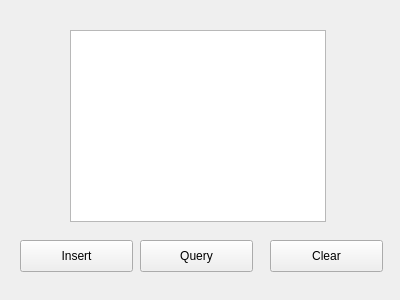
gzxultra/EmbeddedNavigationSystem, file testSQL2-src/widget.ui: the form before one commit.
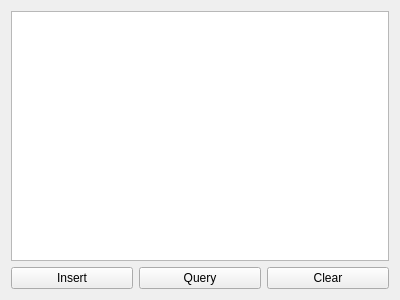
The form after the commit.

Patch:
```diff
--- a/testSQL2-src/widget.ui
+++ b/testSQL2-src/widget.ui
@@ -13,55 +13,32 @@
   <property name="windowTitle">
    <string>Widget</string>
   </property>
+  <layout class="QGridLayout" name="gridLayout">
+   <item row="0" column="0" colspan="3">
+    <widget class="QTextBrowser" name="textBrowser"/>
+   </item>
+   <item row="1" column="0">
   <widget class="QPushButton" name="insertButton">
-   <property name="geometry">
-    <rect>
-     <x>20</x>
-     <y>240</y>
-     <width>113</width>
-     <height>32</height>
-    </rect>
-   </property>
    <property name="text">
     <string>Insert</string>
    </property>
   </widget>
+   </item>
+   <item row="1" column="1">
   <widget class="QPushButton" name="queryButton">
-   <property name="geometry">
-    <rect>
-     <x>140</x>
-     <y>240</y>
-     <width>113</width>
-     <height>32</height>
-    </rect>
-   </property>
    <property name="text">
     <string>Query</string>
    </property>
   </widget>
+   </item>
+   <item row="1" column="2">
   <widget class="QPushButton" name="clearButton">
-   <property name="geometry">
-    <rect>
-     <x>270</x>
-     <y>240</y>
-     <width>113</width>
-     <height>32</height>
-    </rect>
-   </property>
    <property name="text">
     <string>Clear</string>
    </property>
   </widget>
-  <widget class="QTextBrowser" name="textBrowser">
-   <property name="geometry">
-    <rect>
-     <x>70</x>
-     <y>30</y>
-     <width>256</width>
-     <height>192</height>
-    </rect>
-   </property>
-  </widget>
+   </item>
+  </layout>
  </widget>
  <layoutdefault spacing="6" margin="11"/>
  <resources/>
```
Lines whose indentation alone changed are shown as unchanged.
